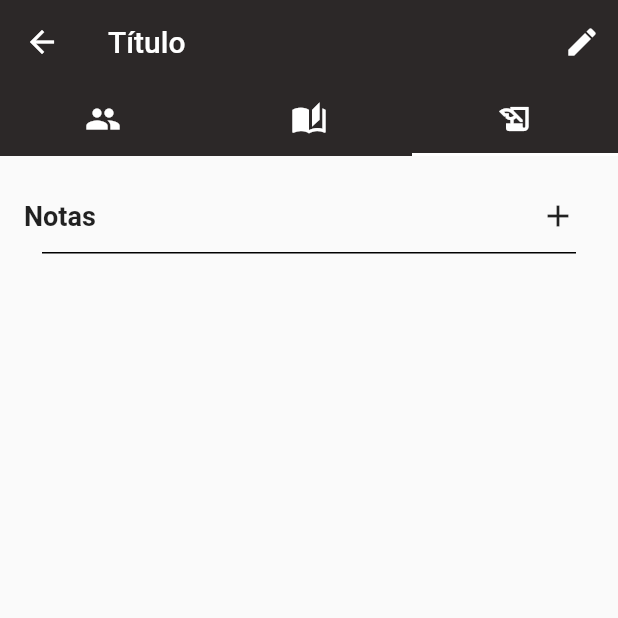
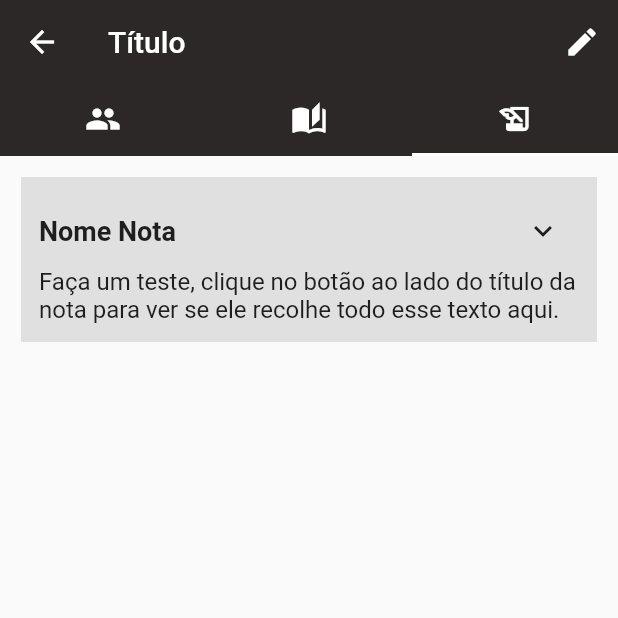
Before and after one commit to JoaoMarceloDMSilva/flutter_writing_app, a Flutter app: the screen it shows after launch, tab 3 chosen, on a phone screen of 412 x 824 dp, the top half of it. Run offline on Flutter 3.47's test engine with Material 2 defaults, Android fonts, the phone set to English and light mode, and no system bars.

Commit message:
Todas as TabsPrincipal Finalizadas

```diff
--- /dev/null
+++ b/lib/my_widgets/notes_tab_page3.dart
@@ -0,0 +1,74 @@
+import 'package:flutter/material.dart';
+
+class NotesTabPage3 extends StatefulWidget {
+  final String chapterTitle;
+
+  const NotesTabPage3({Key? key, required this.chapterTitle}) : super(key: key);
+
+  @override
+  _NotesTabPage3State createState() => _NotesTabPage3State();
+}
+
+class _NotesTabPage3State extends State<NotesTabPage3> {
+  bool isExpanded = true;
+
+  @override
+  Widget build(BuildContext context) {
+    return SingleChildScrollView(
+      child: Column(
+        crossAxisAlignment: CrossAxisAlignment.start,
+        children: [
+          Container(
+            margin: const EdgeInsets.symmetric(horizontal: 14, vertical: 14),
+            padding: const EdgeInsets.all(12),
+            color: Colors.grey[300], // Cor cinza
+            child: Column(
+              crossAxisAlignment: CrossAxisAlignment.start,
+              children: [
+
+                Row(
+                  mainAxisAlignment: MainAxisAlignment.spaceBetween,
+                  children: [
+                    const Text(
+                      "Nome Nota",
+                      style: TextStyle(
+                        fontSize: 18,
+                        fontWeight: FontWeight.bold,
+                      ),
+                    ),
+                    IconButton(
+                      icon: Icon(
+                        isExpanded
+                            ? Icons.keyboard_arrow_down
+                            : Icons.keyboard_arrow_up,
+                      ),
+                      onPressed: () {
+                        setState(() {
+                          isExpanded = !isExpanded;
+                        });
+                      },
+                    ),
+                  ],
+                ),
+
+                AnimatedCrossFade(
+                  duration: Duration(milliseconds: 300),
+                  crossFadeState: isExpanded
+                      ? CrossFadeState.showFirst
+                      : CrossFadeState.showSecond,
+                  firstChild: const Text(
+                    "Faça um teste, clique no botão ao lado do título da nota para ver se ele recolhe todo esse texto aqui.",
+                    style: TextStyle(fontSize: 16),
+                  ),
+                  secondChild: Container(),
+                ),
+
+              ],
+            ),
+          ),
+          // Adicione outros widgets ou estruturas conforme necessário
+        ],
+      ),
+    );
+  }
+}
--- a/lib/pages/principal_chapter.dart
+++ b/lib/pages/principal_chapter.dart
@@ -1,6 +1,7 @@
 import 'package:flutter/material.dart';
 import 'package:flutter_writing_app/my_widgets/chapter_tab_page2.dart';
 import 'package:flutter_writing_app/my_widgets/character_tab_page1.dart';
+import 'package:flutter_writing_app/my_widgets/notes_tab_page3.dart';
 import 'package:flutter_writing_app/my_widgets/tab_bar_add.dart';
 
 class PrincipalChapter extends StatelessWidget {
@@ -61,7 +62,7 @@ class PrincipalChapter extends StatelessWidget {
                   // Página 2
                   ChapterTabPage2(chapterTitle: "Capítulos"),
                   // Página 3
-                  const TabBarAdd(chapterTitle: "Notas")
+                  NotesTabPage3(chapterTitle: "Notas")
                 ],
               ),
             ),
```
